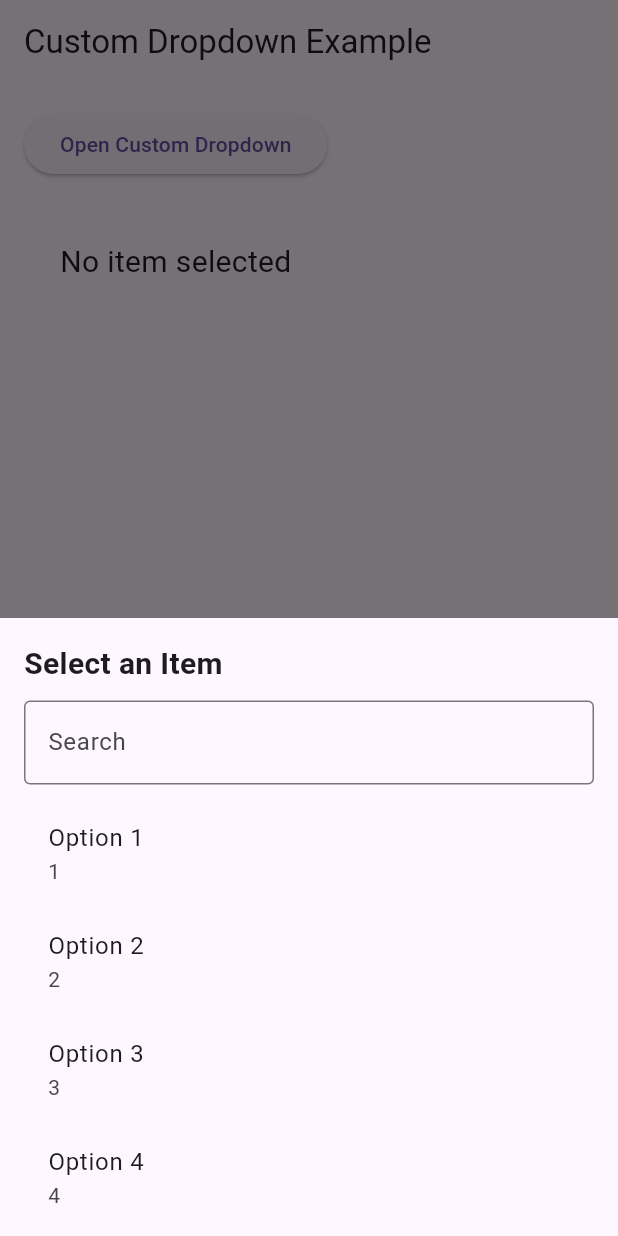
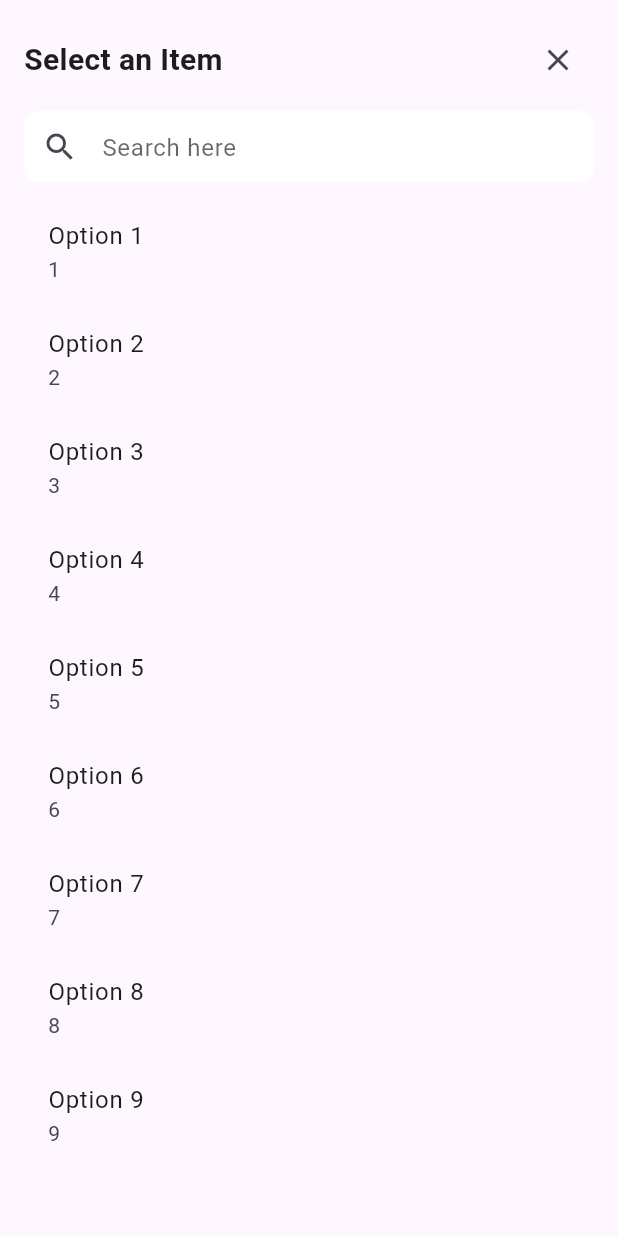
Before and after one commit to gmadhu27/flutter_custom_dropdown, a Flutter app: the screen it shows after launch, after a tap on "Open Custom Dropdown", on a phone screen of 412 x 824 dp. Run offline on Flutter 3.47's test engine with Material 3 defaults, Android fonts, the phone set to English and light mode, and no system bars.

Commit message:
added optional custom search condition

```diff
--- a/example/lib/main.dart
+++ b/example/lib/main.dart
@@ -1,6 +1,5 @@
 import 'package:flutter/material.dart';
 import 'package:flutter_custom_dropdown_list/flutter_custom_dropdown.dart';
-
 import 'dropdown_item.dart';
 
 void main() {
@@ -34,7 +33,17 @@ class DropdownExample extends StatefulWidget {
 
 class _DropdownExampleState extends State<DropdownExample> {
   String? _selectedItemName;
-
+  final items = [
+    DropdownItem(id: "1", name: 'Option 1'),
+    DropdownItem(id: "2", name: 'Option 2'),
+    DropdownItem(id: "3", name: 'Option 3'),
+    DropdownItem(id: "4", name: 'Option 4'),
+    DropdownItem(id: "5", name: 'Option 5'),
+    DropdownItem(id: "6", name: 'Option 6'),
+    DropdownItem(id: "7", name: 'Option 7'),
+    DropdownItem(id: "8", name: 'Option 8'),
+    DropdownItem(id: "9", name: 'Option 9'),
+  ];
   @override
   Widget build(BuildContext context) {
     return Column(
@@ -45,21 +54,11 @@ class _DropdownExampleState extends State<DropdownExample> {
           onPressed: () {
             CustomDropdownHelper.showDropdown(
               context: context,
-              items: [
-                DropdownItem(id: "1", name: 'Option 1'),
-                DropdownItem(id: "2", name: 'Option 2'),
-                DropdownItem(id: "3", name: 'Option 3'),
-                DropdownItem(id: "4", name: 'Option 4'),
-                DropdownItem(id: "5", name: 'Option 5'),
-                DropdownItem(id: "6", name: 'Option 6'),
-                DropdownItem(id: "7", name: 'Option 7'),
-                DropdownItem(id: "8", name: 'Option 8'),
-                DropdownItem(id: "9", name: 'Option 9'),
-              ],
+              items: items,
               title: "Select an Item",
-              //bottomSheetMode is by deafult normal
-              bottomSheetMode: BottomSheetMode.modal,
-              //showSearch is by deafult true
+              //bottomSheetMode is an optional by deafult normal
+              bottomSheetMode: BottomSheetMode.full,
+              //showSearch is an optional by deafult true
               showSearch: true,
               onItemSelected: (DropdownItem? selectedItem) {
                 // Handle the selected item
@@ -74,6 +73,11 @@ class _DropdownExampleState extends State<DropdownExample> {
                   subtitle: Text(item.id),
                 );
               },
+              // Custom search is an optional and handle logic here
+              itemSearchCondition: (item, searchText) {
+                return item.id.toLowerCase().contains(searchText) ||
+                    item.name.toLowerCase().contains(searchText);
+              },
             );
           },
           child: const Text('Open Custom Dropdown'),
--- a/lib/flutter_custom_dropdown.dart
+++ b/lib/flutter_custom_dropdown.dart
@@ -5,5 +5,3 @@ library;
 
 export 'src/flutter_custom_dropdown_base.dart';
 export 'src/helper/bottom_sheet_mode.dart';
-
-// TODO: Export any libraries intended for clients of this package.
--- a/lib/src/flutter_custom_dropdown_base.dart
+++ b/lib/src/flutter_custom_dropdown_base.dart
@@ -11,11 +11,15 @@ class CustomDropdownHelper {
     BottomSheetMode bottomSheetMode = BottomSheetMode.normal,
     bool showSearch = true,
     Widget Function(T)? itemBuilder,
+    bool Function(T, String)? itemSearchCondition,
   }) {
     // Check if the items list is empty
     _checkItemsList(items);
+
     // Check if the item class has override toString()
+    if (itemBuilder == null) {
       _checkToStringOverride(items);
+    }
 
     _showCustomDropdown(
         context: context,
@@ -25,7 +29,7 @@ class CustomDropdownHelper {
         bottomSheetMode: bottomSheetMode,
         showSearch: showSearch,
         itemBuilder: itemBuilder,
-    );
+        itemSearchCondition: itemSearchCondition);
   }
 
   static void _checkItemsList<T>(List<T> items) {
@@ -47,20 +51,20 @@ class CustomDropdownHelper {
     }
   }
 
-  static void _showCustomDropdown<T>({
-    required BuildContext context,
+  static void _showCustomDropdown<T>(
+      {required BuildContext context,
       required List<T> items,
       required String title,
       required Function(T?) onItemSelected,
       BottomSheetMode bottomSheetMode = BottomSheetMode.normal,
       bool showSearch = true,
       Widget Function(T)? itemBuilder,
-  }) {
+      itemSearchCondition}) {
     // Show the bottom sheet based on the mode
     if (bottomSheetMode == BottomSheetMode.modal) {
       showModalBottomSheet(
         context: context,
-        isScrollControlled: true, // Allow full-screen modal
+        isScrollControlled: true,
         shape: RoundedRectangleBorder(
           borderRadius: BorderRadius.vertical(top: Radius.circular(20.0)),
         ),
@@ -73,8 +77,9 @@ class CustomDropdownHelper {
                   title: title,
                   onItemSelected: onItemSelected,
                   scrollController: scrollController,
-                  showSearch: showSearch, // Pass showSearch
-                  itemBuilder: itemBuilder);
+                  showSearch: showSearch,
+                  itemBuilder: itemBuilder,
+                  itemSearchCondition: itemSearchCondition);
             },
           );
         },
@@ -87,8 +92,9 @@ class CustomDropdownHelper {
               items: items,
               title: title,
               onItemSelected: onItemSelected,
-              showSearch: showSearch, // Pass showSearch
-              itemBuilder: itemBuilder);
+              showSearch: showSearch,
+              itemBuilder: itemBuilder,
+              itemSearchCondition: itemSearchCondition);
         },
       );
     } else {
@@ -98,9 +104,10 @@ class CustomDropdownHelper {
             items: items,
             title: title,
             onItemSelected: onItemSelected,
-            fullScreenMode: true, // Full-screen mode flag
-            showSearch: showSearch, // Pass showSearch
-            itemBuilder: itemBuilder),
+            fullScreenMode: true,
+            showSearch: showSearch,
+            itemBuilder: itemBuilder,
+            itemSearchCondition: itemSearchCondition),
       ));
     }
   }
--- a/lib/src/helper/dropdown_helper.dart
+++ b/lib/src/helper/dropdown_helper.dart
@@ -8,6 +8,7 @@ class CustomDropdownBottomSheet<T> extends StatefulWidget {
   final bool fullScreenMode;
   final bool showSearch;
   final Widget Function(T)? itemBuilder;
+  final bool Function(T, String)? itemSearchCondition;
 
   const CustomDropdownBottomSheet({
     required this.items,
@@ -17,6 +18,7 @@ class CustomDropdownBottomSheet<T> extends StatefulWidget {
     this.fullScreenMode = false,
     this.showSearch = true,
     this.itemBuilder,
+    this.itemSearchCondition,
     Key? key,
   }) : super(key: key);
 
@@ -45,11 +47,14 @@ class _CustomDropdownBottomSheetState<T>
 
   void _filterItems() {
     setState(() {
+      final searchText = searchController.text.toLowerCase();
+
       filteredItems = widget.items.where((item) {
-        return item
-            .toString()
-            .toLowerCase()
-            .contains(searchController.text.toLowerCase());
+        if (widget.itemSearchCondition != null) {
+          return widget.itemSearchCondition!(item, searchText);
+        } else {
+          return item.toString().toLowerCase().contains(searchText);
+        }
       }).toList();
     });
   }
@@ -64,16 +69,43 @@ class _CustomDropdownBottomSheetState<T>
         child: Column(
           crossAxisAlignment: CrossAxisAlignment.start,
           children: [
-            Text(widget.title,
-                style: const TextStyle(
-                    fontSize: 20.0, fontWeight: FontWeight.bold)),
+            Row(
+              mainAxisAlignment: MainAxisAlignment.spaceBetween,
+              children: [
+                Text(
+                  widget.title,
+                  style: const TextStyle(
+                    fontSize: 20.0,
+                    fontWeight: FontWeight.bold,
+                  ),
+                ),
+                IconButton(
+                  icon: const Icon(
+                    Icons.close,
+                  ),
+                  onPressed: () => Navigator.pop(context),
+                ),
+              ],
+            ),
             const SizedBox(height: 10.0),
             if (widget.showSearch)
-              TextField(
-                controller: searchController,
-                decoration: const InputDecoration(
-                    labelText: 'Search', border: OutlineInputBorder()),
-              ),
+              Container(
+                  decoration: BoxDecoration(
+                    color: Colors.white,
+                    borderRadius: BorderRadius.circular(10),
+                  ),
+                  child: TextField(
+                      textAlignVertical: TextAlignVertical(y: 0.2),
+                      controller: searchController,
+                      decoration: InputDecoration(
+                        prefixIcon: Icon(
+                          Icons.search,
+                        ),
+                        hintText: 'Search here',
+                        hintStyle:
+                            TextStyle(color: Colors.black.withOpacity(0.6)),
+                        border: InputBorder.none,
+                      ))),
             if (widget.showSearch) const SizedBox(height: 10.0),
             Expanded(
               child: ListView.builder(
--- a/pubspec.yaml
+++ b/pubspec.yaml
@@ -12,9 +12,6 @@ dependencies:
   flutter:
     sdk: flutter
 
-  #provider: ^6.0.0
-  # path: ^1.8.0
-
 dev_dependencies:
   lints: ^4.0.0
   test: ^1.24.0
```
Also changed, not shown: 1 other file. Lines whose indentation alone changed are shown as unchanged.
